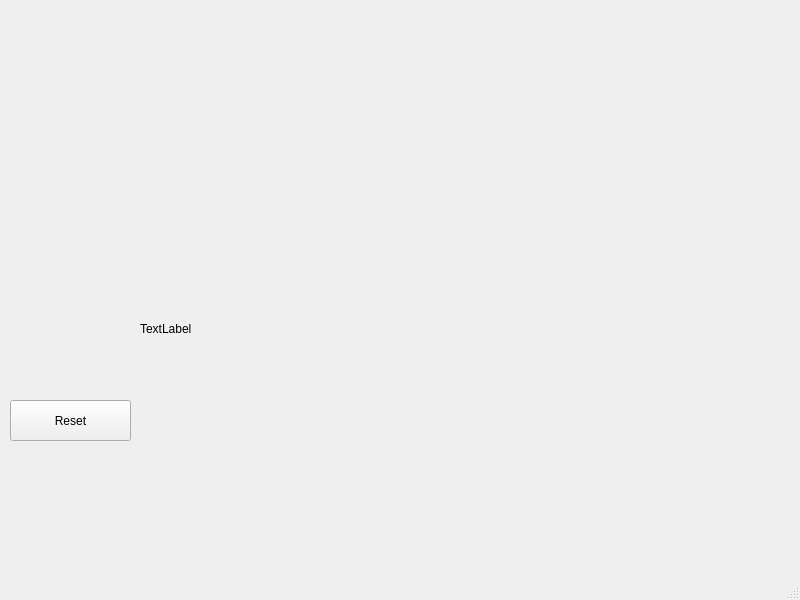
This is src/Frontend/MainWindow.ui in alalain/SpicyPP as Qt 5 draws it before an edit. The edited form follows.
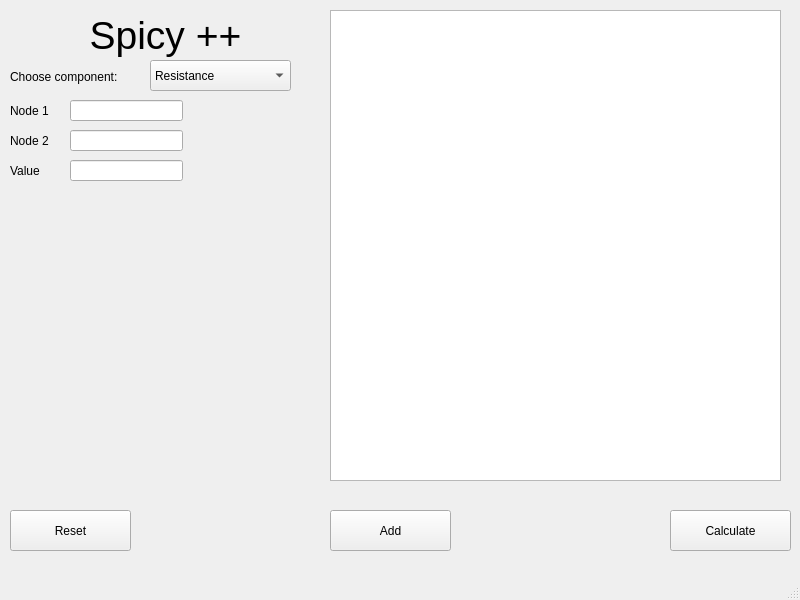
This is the edited form.

Commit message: Basic GUI design

What changed in the file:
```diff
--- a/src/Frontend/MainWindow.ui
+++ b/src/Frontend/MainWindow.ui
@@ -18,7 +18,7 @@
     <property name="geometry">
      <rect>
       <x>10</x>
-      <y>400</y>
+      <y>510</y>
       <width>121</width>
       <height>41</height>
      </rect>
@@ -27,17 +27,163 @@
      <string>Reset</string>
     </property>
    </widget>
-   <widget class="QLabel" name="label">
+   <widget class="QPushButton" name="AddButton">
     <property name="geometry">
      <rect>
-      <x>140</x>
-      <y>320</y>
-      <width>481</width>
-      <height>17</height>
+      <x>330</x>
+      <y>510</y>
+      <width>121</width>
+      <height>41</height>
      </rect>
     </property>
     <property name="text">
-     <string>TextLabel</string>
+     <string>Add</string>
+    </property>
+   </widget>
+   <widget class="QPushButton" name="CalculateButton">
+    <property name="geometry">
+     <rect>
+      <x>670</x>
+      <y>510</y>
+      <width>121</width>
+      <height>41</height>
+     </rect>
+    </property>
+    <property name="text">
+     <string>Calculate</string>
+    </property>
+   </widget>
+   <widget class="QTableView" name="ComponentTable">
+    <property name="geometry">
+     <rect>
+      <x>330</x>
+      <y>10</y>
+      <width>451</width>
+      <height>471</height>
+     </rect>
+    </property>
+   </widget>
+   <widget class="QLabel" name="Title">
+    <property name="geometry">
+     <rect>
+      <x>10</x>
+      <y>10</y>
+      <width>311</width>
+      <height>51</height>
+     </rect>
+    </property>
+    <property name="font">
+     <font>
+      <pointsize>29</pointsize>
+     </font>
+    </property>
+    <property name="text">
+     <string>Spicy ++</string>
+    </property>
+    <property name="alignment">
+     <set>Qt::AlignCenter</set>
+    </property>
+   </widget>
+   <widget class="QComboBox" name="Component">
+    <property name="geometry">
+     <rect>
+      <x>150</x>
+      <y>60</y>
+      <width>141</width>
+      <height>31</height>
+     </rect>
+    </property>
+    <item>
+     <property name="text">
+      <string>Resistance</string>
+     </property>
+    </item>
+    <item>
+     <property name="text">
+      <string>Source</string>
+     </property>
+    </item>
+   </widget>
+   <widget class="QLabel" name="CompLabel">
+    <property name="geometry">
+     <rect>
+      <x>10</x>
+      <y>66</y>
+      <width>151</width>
+      <height>21</height>
+     </rect>
+    </property>
+    <property name="text">
+     <string>Choose component:</string>
+    </property>
+   </widget>
+   <widget class="QLabel" name="Node1Label">
+    <property name="geometry">
+     <rect>
+      <x>10</x>
+      <y>100</y>
+      <width>61</width>
+      <height>21</height>
+     </rect>
+    </property>
+    <property name="text">
+     <string>Node 1</string>
+    </property>
+   </widget>
+   <widget class="QLabel" name="Node2Label">
+    <property name="geometry">
+     <rect>
+      <x>10</x>
+      <y>130</y>
+      <width>61</width>
+      <height>21</height>
+     </rect>
+    </property>
+    <property name="text">
+     <string>Node 2</string>
+    </property>
+   </widget>
+   <widget class="QLabel" name="NodeValue">
+    <property name="geometry">
+     <rect>
+      <x>10</x>
+      <y>160</y>
+      <width>61</width>
+      <height>21</height>
+     </rect>
+    </property>
+    <property name="text">
+     <string>Value</string>
+    </property>
+   </widget>
+   <widget class="QLineEdit" name="Node1">
+    <property name="geometry">
+     <rect>
+      <x>70</x>
+      <y>100</y>
+      <width>113</width>
+      <height>21</height>
+     </rect>
+    </property>
+   </widget>
+   <widget class="QLineEdit" name="Node2">
+    <property name="geometry">
+     <rect>
+      <x>70</x>
+      <y>130</y>
+      <width>113</width>
+      <height>21</height>
+     </rect>
+    </property>
+   </widget>
+   <widget class="QLineEdit" name="Value">
+    <property name="geometry">
+     <rect>
+      <x>70</x>
+      <y>160</y>
+      <width>113</width>
+      <height>21</height>
+     </rect>
     </property>
    </widget>
   </widget>
```
Left out of the diff: 2 changed lines with no effect on the pictures. The commit also changes 1 other file.
